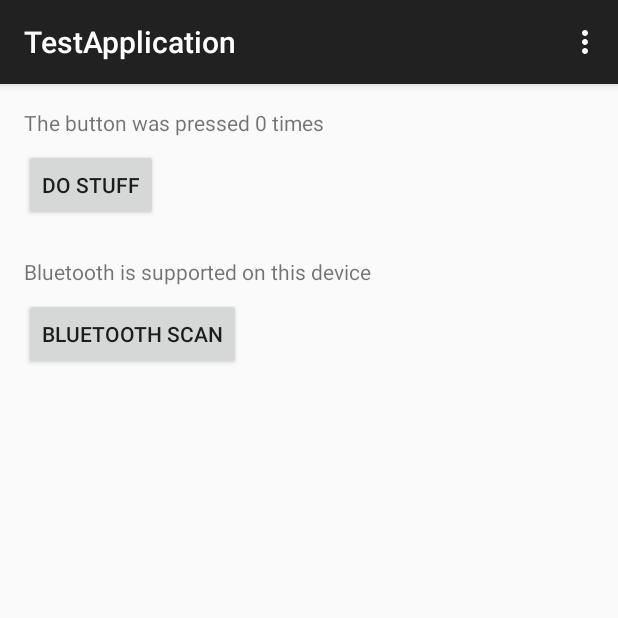
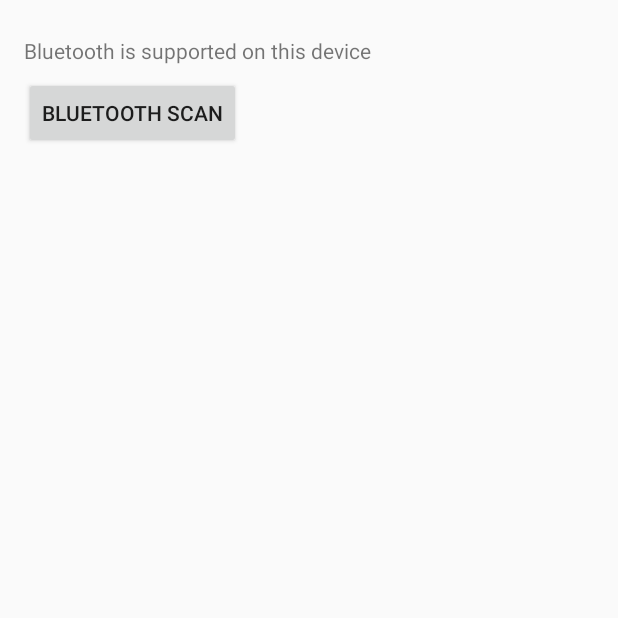
Before and after one commit to jbw3/CPE621Project, an Android app: the screen it shows after launch (MainActivity), on a phone screen of 412 x 824 dp, the top half of it. Run offline under Robolectric (Android 15) with nearby library versions, the phone set to English and light mode, and no system bars.

Commit message:
Removing some unnecessary test code

```diff
--- a/sandbox/TestApplication/app/build.gradle
+++ b/sandbox/TestApplication/app/build.gradle
@@ -6,7 +6,7 @@ android {
 
     defaultConfig {
         applicationId "com.example.johnwilkes.testapplication"
-        minSdkVersion 19
+        minSdkVersion 21
         targetSdkVersion 23
         versionCode 1
         versionName "1.0"
--- a/sandbox/TestApplication/app/src/main/java/com/example/johnwilkes/testapplication/MainActivity.java
+++ b/sandbox/TestApplication/app/src/main/java/com/example/johnwilkes/testapplication/MainActivity.java
@@ -4,6 +4,8 @@ import android.bluetooth.BluetoothAdapter;
 import android.bluetooth.BluetoothDevice;
 import android.bluetooth.BluetoothGatt;
 import android.bluetooth.BluetoothGattCallback;
+import android.bluetooth.le.AdvertiseCallback;
+import android.bluetooth.le.AdvertiseSettings;
 import android.bluetooth.le.BluetoothLeScanner;
 import android.content.Intent;
 import android.os.Bundle;
@@ -25,12 +27,28 @@ public class MainActivity extends AppCompatActivity
     private static final int REQUEST_ENABLE_BT = 0xB;
     private static final long SCAN_PERIOD = 8000; // ms
 
-    private TextView textView;
     private TextView btoothTextView;
-    private int numClicks;
     private BluetoothAdapter btAdapter;
     private Handler btScanHandler;
     private BluetoothGatt btoothGatt;
+
+    private AdvertiseCallback advertiseCallback =
+            new AdvertiseCallback()
+            {
+                @Override
+                public void onStartSuccess(AdvertiseSettings settingsInEffect)
+                {
+                    Log.d("onStartSuccess", "success");
+                    super.onStartSuccess(settingsInEffect);
+                }
+
+                @Override
+                public void onStartFailure(int errorCode)
+                {
+                    Log.d("onStartFailure", "failure");
+                    super.onStartFailure(errorCode);
+                }
+            };
 
     private ArrayList<String> devices;
     private ArrayAdapter<String> devicesAdapter;
@@ -100,13 +118,10 @@ public class MainActivity extends AppCompatActivity
         devicesAdapter = new ArrayAdapter<String>(this, android.R.layout.simple_list_item_1, devices);
         listView.setAdapter(devicesAdapter);
 
-        textView = (TextView) findViewById(R.id.textView);
         btoothTextView = (TextView) findViewById(R.id.bluetoothstatus);
         Button scanButton = (Button) findViewById(R.id.btButton);
 
         btScanHandler = new Handler();
-
-        numClicks = 0;
 
         // check for Bluetooth support
         btAdapter = BluetoothAdapter.getDefaultAdapter();
@@ -167,15 +182,6 @@ public class MainActivity extends AppCompatActivity
         return super.onOptionsItemSelected(item);
     }
 
-    public void onButtonClick(View v)
-    {
-        ++numClicks;
-        textView.setText(String.format("The button was pressed %d time%s", numClicks, (numClicks != 1) ? "s" : ""));
-
-//        devices.add(String.format("click %d", numClicks));
-//        devicesAdapter.notifyDataSetChanged();
-    }
-
     public void onBluetoothScan(View v)
     {
         Log.d("Bluetooth", "scanning...");
@@ -195,4 +201,11 @@ public class MainActivity extends AppCompatActivity
         // start the scan
         btAdapter.startLeScan(leScanCallback);
     }
+
+    public void onBluetoothAdvertise(View v)
+    {
+        Log.d("onBluetoothAdvertise", "Advertising...");
+
+
+    }
 }
--- a/sandbox/TestApplication/app/src/main/res/layout/activity_main.xml
+++ b/sandbox/TestApplication/app/src/main/res/layout/activity_main.xml
@@ -5,28 +5,13 @@
     android:paddingTop="@dimen/activity_vertical_margin"
     android:paddingBottom="@dimen/activity_vertical_margin" tools:context=".MainActivity">
 
-    <TextView android:text="The button was pressed 0 times" android:layout_width="wrap_content"
-        android:layout_height="wrap_content"
-        android:id="@+id/textView" />
-
-    <Button
-        android:layout_width="wrap_content"
-        android:layout_height="wrap_content"
-        android:text="Do Stuff"
-        android:id="@+id/button"
-        android:onClick="onButtonClick"
-        android:layout_below="@+id/textView"
-        android:layout_alignParentStart="true"
-        android:layout_marginTop="8dp" />
-
     <TextView
         android:layout_width="wrap_content"
         android:layout_height="wrap_content"
         android:text="Bluetooth support"
         android:id="@+id/bluetoothstatus"
-        android:layout_below="@+id/button"
         android:layout_alignParentStart="true"
-        android:layout_marginTop="24dp" />
+        android:layout_marginTop="8dp" />
 
     <Button
         android:layout_width="wrap_content"
--- a/sandbox/TestApplication/app/src/main/res/values/styles.xml
+++ b/sandbox/TestApplication/app/src/main/res/values/styles.xml
@@ -1,7 +1,7 @@
 <resources>
 
     <!-- Base application theme. -->
-    <style name="AppTheme" parent="Theme.AppCompat.Light.DarkActionBar">
+    <style name="AppTheme" parent="Theme.AppCompat.Light.NoActionBar">
         <!-- Customize your theme here. -->
     </style>
 
```
Also changed, not shown: sandbox/TestApplication/app/src/main/AndroidManifest.xml (+7 -0 lines), sandbox/TestApplication/app/src/main/java/com/example/johnwilkes/testapplication/BluetoothLeService.java (+8 -7 lines), 2 other files.
